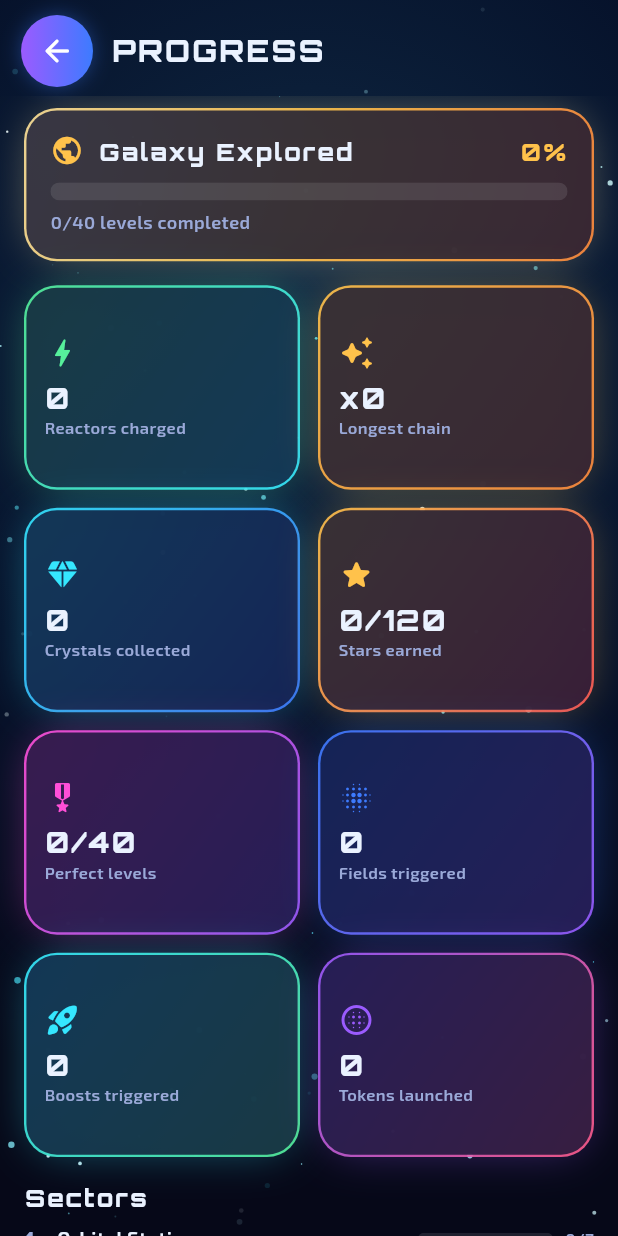
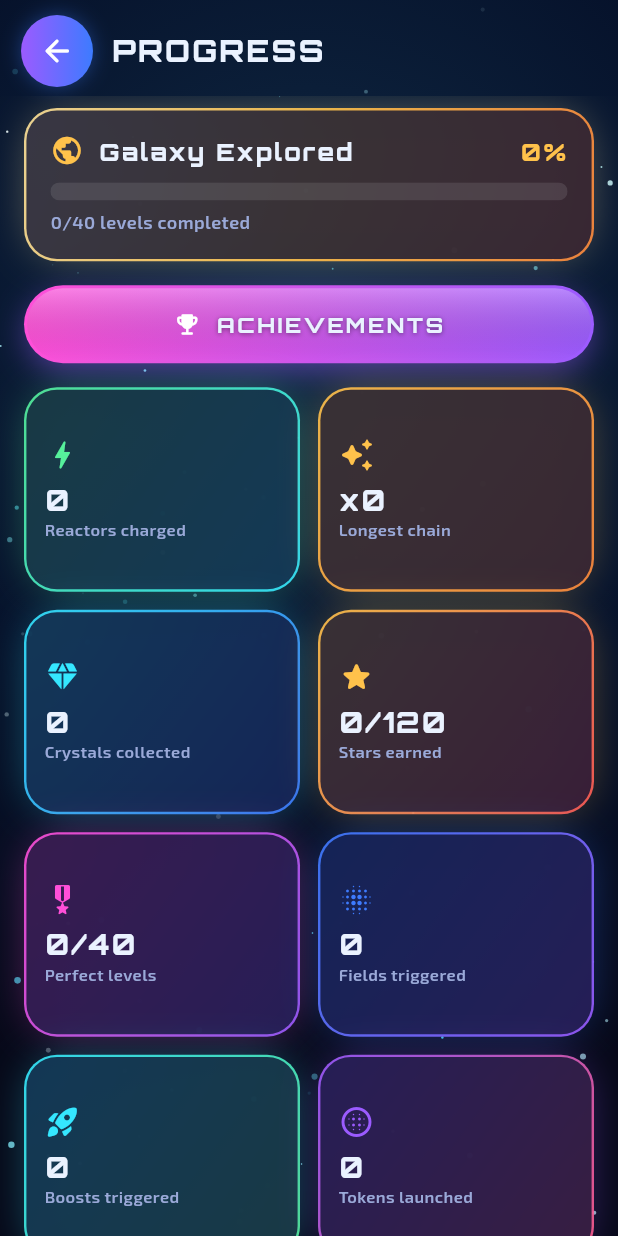
Before and after one commit to marat50coder/Nova-Token-Drop, a Flutter app: the StatsScreen screen opened directly, on a phone screen of 412 x 824 dp. Run offline on Flutter 3.47's test engine with Material 3 defaults, Android fonts, the phone set to English and light mode, and no system bars; our stand-ins replace audioplayers, shared_preferences, webview_flutter; accounts and stored records are empty.

Commit message:
Fix ticker/level-progression crash, lock game field size, stop music on background/exit, add chapter-complete, about and achievements screens
Co-authored-by: Cursor <cursoragent@cursor.com>

```diff
--- /dev/null
+++ b/nova_token_drop/lib/core/achievements.dart
@@ -0,0 +1,150 @@
+import 'package:flutter/material.dart';
+import 'storage.dart';
+import 'theme.dart';
+
+/// A milestone tied to a real lifetime stat in [GameStorage]. Progress and
+/// completion are always derived from actual save data, never hard-coded.
+class AchievementDef {
+  final String id;
+  final String title;
+  final String description;
+  final IconData icon;
+  final List<Color> color;
+  final int reward;
+  final int target;
+  final int Function(GameStorage) progressOf;
+
+  const AchievementDef({
+    required this.id,
+    required this.title,
+    required this.description,
+    required this.icon,
+    required this.color,
+    required this.reward,
+    required this.target,
+    required this.progressOf,
+  });
+}
+
+final List<AchievementDef> kAchievements = [
+  AchievementDef(
+    id: 'first_spark',
+    title: 'First Spark',
+    description: 'Complete your first level.',
+    icon: Icons.flag_rounded,
+    color: const [NovaColors.green, NovaColors.cyan],
+    reward: 20,
+    target: 1,
+    progressOf: (s) => s.levelsCompleted,
+  ),
+  AchievementDef(
+    id: 'reactor_tech',
+    title: 'Reactor Technician',
+    description: 'Charge 50 reactors in total.',
+    icon: Icons.bolt_rounded,
+    color: const [NovaColors.green, NovaColors.cyan],
+    reward: 40,
+    target: 50,
+    progressOf: (s) => s.lifeReactors,
+  ),
+  AchievementDef(
+    id: 'reactor_master',
+    title: 'Reactor Master',
+    description: 'Charge 250 reactors in total.',
+    icon: Icons.electric_bolt_rounded,
+    color: const [NovaColors.gold, Color(0xFFFF8A3D)],
+    reward: 150,
+    target: 250,
+    progressOf: (s) => s.lifeReactors,
+  ),
+  AchievementDef(
+    id: 'chain_five',
+    title: 'Chain Reaction',
+    description: 'Land a x5 reactor chain.',
+    icon: Icons.auto_awesome_rounded,
+    color: const [NovaColors.magenta, NovaColors.violet],
+    reward: 30,
+    target: 5,
+    progressOf: (s) => s.lifeChainBest,
+  ),
+  AchievementDef(
+    id: 'chain_ten',
+    title: 'Overload',
+    description: 'Land a x10 reactor chain.',
+    icon: Icons.whatshot_rounded,
+    color: const [NovaColors.red, NovaColors.magenta],
+    reward: 100,
+    target: 10,
+    progressOf: (s) => s.lifeChainBest,
+  ),
+  AchievementDef(
+    id: 'crystal_collector',
+    title: 'Crystal Collector',
+    description: 'Collect 100 crystals from the field.',
+    icon: Icons.diamond_rounded,
+    color: const [NovaColors.cyan, NovaColors.blue],
+    reward: 40,
+    target: 100,
+    progressOf: (s) => s.lifeCrystalsCollected,
+  ),
+  AchievementDef(
+    id: 'crystal_hoarder',
+    title: 'Crystal Hoarder',
+    description: 'Collect 500 crystals from the field.',
+    icon: Icons.diamond_rounded,
+    color: const [NovaColors.blue, NovaColors.violet],
+    reward: 150,
+    target: 500,
+    progressOf: (s) => s.lifeCrystalsCollected,
+  ),
+  AchievementDef(
+    id: 'perfectionist',
+    title: 'Perfectionist',
+    description: 'Earn 3 stars on 10 levels.',
+    icon: Icons.military_tech_rounded,
+    color: const [NovaColors.gold, NovaColors.red],
+    reward: 60,
+    target: 10,
+    progressOf: (s) => s.perfectLevels,
+  ),
+  AchievementDef(
+    id: 'sharp_shooter',
+    title: 'Sharp Shooter',
+    description: 'Launch 200 tokens.',
+    icon: Icons.rocket_launch_rounded,
+    color: const [NovaColors.violet, NovaColors.pink],
+    reward: 50,
+    target: 200,
+    progressOf: (s) => s.lifeBallsLaunched,
+  ),
+  AchievementDef(
+    id: 'field_engineer',
+    title: 'Field Engineer',
+    description: 'Trigger 100 magnetic/gravity fields.',
+    icon: Icons.blur_on_rounded,
+    color: const [NovaColors.blue, NovaColors.violet],
+    reward: 50,
+    target: 100,
+    progressOf: (s) => s.lifeMagnetUses,
+  ),
+  AchievementDef(
+    id: 'booster_junkie',
+    title: 'Booster Junkie',
+    description: 'Trigger 100 speed boosters.',
+    icon: Icons.speed_rounded,
+    color: const [NovaColors.cyan, NovaColors.green],
+    reward: 50,
+    target: 100,
+    progressOf: (s) => s.lifeBoosterUses,
+  ),
+  AchievementDef(
+    id: 'galaxy_conqueror',
+    title: 'Galaxy Conqueror',
+    description: 'Complete all 40 levels.',
+    icon: Icons.public_rounded,
+    color: NovaColors.goldGradient,
+    reward: 300,
+    target: 40,
+    progressOf: (s) => s.levelsCompleted,
+  ),
+];
--- a/nova_token_drop/lib/main.dart
+++ b/nova_token_drop/lib/main.dart
@@ -19,8 +19,37 @@ Future<void> main() async {
   runApp(const NovaApp());
 }
 
-class NovaApp extends StatelessWidget {
+class NovaApp extends StatefulWidget {
   const NovaApp({super.key});
+
+  @override
+  State<NovaApp> createState() => _NovaAppState();
+}
+
+class _NovaAppState extends State<NovaApp> with WidgetsBindingObserver {
+  @override
+  void initState() {
+    super.initState();
+    WidgetsBinding.instance.addObserver(this);
+  }
+
+  @override
+  void dispose() {
+    WidgetsBinding.instance.removeObserver(this);
+    super.dispose();
+  }
+
+  @override
+  void didChangeAppLifecycleState(AppLifecycleState state) {
+    // Covers leaving the game entirely: Home button, task switch, screen
+    // lock, or the app being closed — music (and any live SFX) must stop
+    // instead of keeping playing in the background.
+    if (state == AppLifecycleState.resumed) {
+      Audio.instance.resumeFromBackground();
+    } else {
+      Audio.instance.pauseForBackground();
+    }
+  }
 
   @override
   Widget build(BuildContext context) {
--- a/nova_token_drop/lib/screens/game_screen.dart
+++ b/nova_token_drop/lib/screens/game_screen.dart
@@ -61,6 +61,10 @@ class _GameScreenState extends State<GameScreen> with SingleTickerProviderStateM
   void dispose() {
     _ticker?.dispose();
     c.dispose();
+    // Leaving the game screen (back button, Menu button, or moving on to a
+    // chapter-complete interstitial) must hand audio back to the menu theme
+    // instead of letting the game theme keep looping underneath.
+    Audio.instance.playMusic(Music.menu);
     super.dispose();
   }
 
--- a/nova_token_drop/lib/screens/stats_screen.dart
+++ b/nova_token_drop/lib/screens/stats_screen.dart
@@ -1,17 +1,27 @@
 import 'package:flutter/material.dart';
+import '../core/achievements.dart';
 import '../core/storage.dart';
 import '../core/theme.dart';
 import '../game/level.dart';
 import '../widgets/neon.dart';
 import '../widgets/starfield.dart';
+import 'achievements_screen.dart';
 
-class StatsScreen extends StatelessWidget {
+class StatsScreen extends StatefulWidget {
   const StatsScreen({super.key});
 
+  @override
+  State<StatsScreen> createState() => _StatsScreenState();
+}
+
+class _StatsScreenState extends State<StatsScreen> {
   @override
   Widget build(BuildContext context) {
     final store = GameStorage.instance;
     final explored = store.galaxyExplored;
+    final readyToClaim = kAchievements
+        .where((d) => !store.achievementClaimed(d.id) && d.progressOf(store) >= d.target)
+        .length;
 
     return Scaffold(
       body: Starfield(
@@ -69,6 +79,23 @@ class StatsScreen extends StatelessWidget {
                               style: NovaText.label(12, color: NovaColors.textLo)),
                         ],
                       ),
+                    ),
+                    const SizedBox(height: 16),
+                    NeonButton(
+                      label: readyToClaim > 0
+                          ? 'Achievements · $readyToClaim ready'
+                          : 'Achievements',
+                      icon: Icons.emoji_events_rounded,
+                      gradient: readyToClaim > 0
+                          ? NovaColors.goldGradient
+                          : const [NovaColors.magenta, NovaColors.violet],
+                      height: 52,
+                      fontSize: 14,
+                      onTap: () async {
+                        await Navigator.of(context)
+                            .push(MaterialPageRoute(builder: (_) => const AchievementsScreen()));
+                        setState(() {});
+                      },
                     ),
                     const SizedBox(height: 16),
                     GridView.count(
```
Also changed, not shown: nova_token_drop/lib/core/audio.dart (+32 -1 lines), nova_token_drop/lib/core/storage.dart (+10 -0 lines), nova_token_drop/lib/screens/achievements_screen.dart (added, +148 -0 lines).
